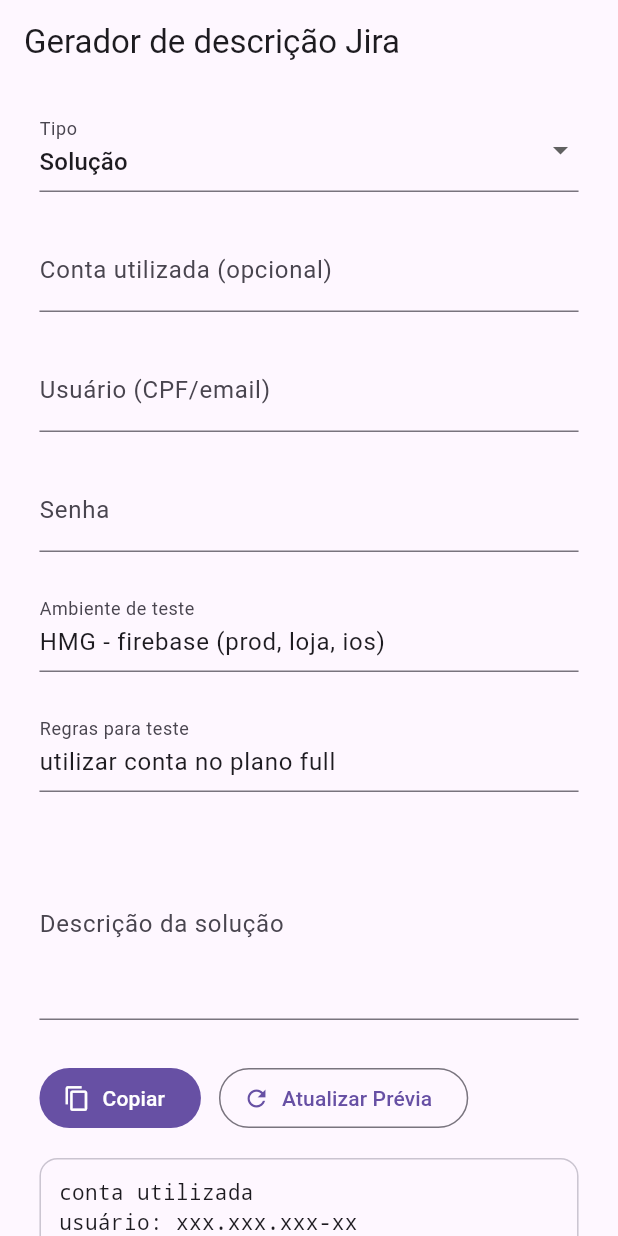
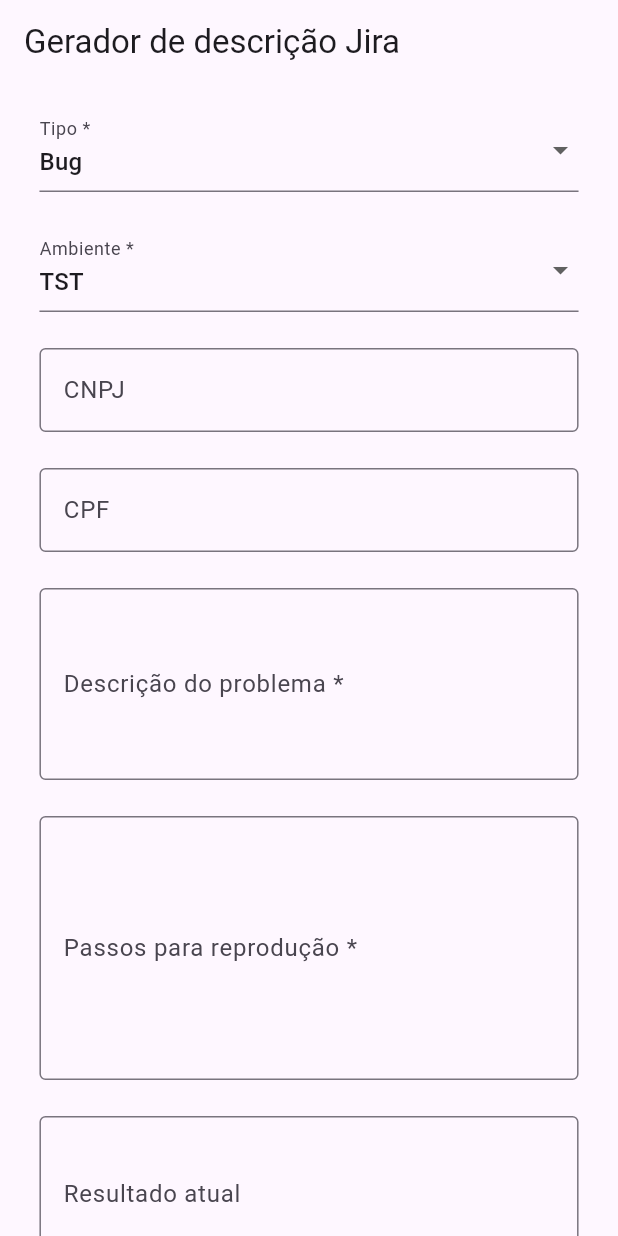
Before and after one commit to crizothdev/jira_description_helper, a Flutter app: the screen it shows after launch, on a phone screen of 412 x 824 dp. Run offline on Flutter 3.47's test engine with Material 3 defaults, Android fonts, the phone set to English and light mode, and no system bars.

Commit message:
feat: atualização do app

```diff
--- a/lib/main.dart
+++ b/lib/main.dart
@@ -19,6 +19,8 @@
   }
 }
 
+enum EntryType { bug, solution }
+
 class JiraFormPage extends StatefulWidget {
   const JiraFormPage({super.key});
 
@@ -26,69 +28,159 @@
   State<JiraFormPage> createState() => _JiraFormPageState();
 }
 
-enum Tipo { problema, solucao }
+class _JiraFormPageState extends State<JiraFormPage> {
+  // Estado do dropdown Tipo e Ambiente
+  EntryType _tipo = EntryType.bug;
+  String _ambiente = 'TST'; // dropdown: TST, HMG, PROD, DEV
 
-class _JiraFormPageState extends State<JiraFormPage> {
-  final _contaUtilizada = TextEditingController();
-  final _usuario = TextEditingController();
-  final _senha = TextEditingController();
-  final _ambienteTeste =
-      TextEditingController(text: 'HMG - firebase (prod, loja, ios)');
-  final _regrasTeste =
-      TextEditingController(text: 'utilizar conta no plano full');
-  final _descricao = TextEditingController(); // descrição do problema/solução
-  Tipo _tipo = Tipo.solucao;
+  // Demais campos
+  final _cnpj = TextEditingController();
+  final _cpf = TextEditingController();
+  final _descricao =
+      TextEditingController(); // (bug: problema) (solution: alterações)
+  final _passos = TextEditingController(); // lista 1 por linha
+  final _resultadoAtual = TextEditingController(); // só bug
+  final _resultadoEsperado = TextEditingController(); // só bug
 
-  String get _saida {
-    final tipoStr = _tipo == Tipo.solucao ? 'solução' : 'problema';
-    final bloco = _tipo == Tipo.solucao
-        ? 'ex de solução: ${_descricao.text.trim()}'
-        : 'ex de problema: ${_descricao.text.trim()}';
-    final usuario = _usuario.text.trim();
-    final senha = _senha.text.trim();
-    final conta = _contaUtilizada.text.trim();
-    final ambiente = _ambienteTeste.text.trim();
-    final regras = _regrasTeste.text.trim();
+  @override
+  void dispose() {
+    _cnpj.dispose();
+    _cpf.dispose();
+    _descricao.dispose();
+    _passos.dispose();
+    _resultadoAtual.dispose();
+    _resultadoEsperado.dispose();
+    super.dispose();
+  }
 
-    return '''
-conta utilizada
-usuário: ${usuario.isEmpty ? 'xxx.xxx.xxx-xx' : usuario}
-senha: ${senha.isEmpty ? 'xxxxxxxx' : senha}
+  // --- Utils ---
+  String _t(String s) => s.trim();
+  List<String> _lines(String raw) => raw
+      .split('\n')
+      .map((e) => e.trim())
+      .where((e) => e.isNotEmpty)
+      .toList(growable: false);
 
-ambiente de teste:
-${ambiente.isEmpty ? 'HMG - firebase (prod, loja, ios)' : ambiente}
+  // Campos obrigatórios por tipo
+  bool get _isAmbienteRequired => true;
+  bool get _isDescricaoRequired => true;
+  bool get _isPassosRequired => true;
+  bool get _isResultadoAtualRequired => false;
+  bool get _isResultadoEsperadoRequired => _tipo == EntryType.bug;
 
-regras para teste:
-${regras.isEmpty ? 'utilizar conta no plano full' : regras}
+  // Títulos dinâmicos
+  String get _tituloDescricao => _tipo == EntryType.bug
+      ? 'Descrição do problema'
+      : 'Descrição das alterações';
+  String get _tituloPassos => 'Passos para reprodução';
+  String get _tituloResultadoAtual => 'Resultado atual';
+  String get _tituloResultadoEsperado => 'Resultado esperado';
 
-$tipoStr:
-$bloco
-''';
+  // Placeholders para prévia/esqueleto
+  String _placeholderCampo(String label) => '_(preencher $label)_';
+
+  // Quais obrigatórios faltam?
+  List<String> _missingRequired() {
+    final missing = <String>[];
+    if (_isAmbienteRequired && _ambiente.isEmpty) missing.add('Ambiente');
+    if (_isDescricaoRequired && _t(_descricao.text).isEmpty) {
+      missing.add(_tipo == EntryType.bug
+          ? 'Descrição do problema'
+          : 'Descrição das alterações');
+    }
+    if (_isPassosRequired && _lines(_passos.text).isEmpty) {
+      missing.add('Passos para reprodução');
+    }
+    if (_isResultadoAtualRequired && _t(_resultadoAtual.text).isEmpty) {
+      missing.add('Resultado atual');
+    }
+    if (_isResultadoEsperadoRequired && _t(_resultadoEsperado.text).isEmpty) {
+      missing.add('Resultado esperado');
+    }
+    return missing;
+  }
+
+  // Render de Markdown com placeholders para obrigatórios vazios (prévia/esqueleto)
+  String _renderMarkdown() {
+    final b = StringBuffer();
+
+    // Ambiente (sempre aparece; se vazio, mostra placeholder)
+    b.writeln(
+        '**Ambiente:** ${_ambiente.isNotEmpty ? _ambiente : _placeholderCampo('Ambiente')}');
+    b.writeln();
+
+    // Conta de teste (só aparece se tiver pelo menos um valor)
+    final cnpj = _t(_cnpj.text);
+    final cpf = _t(_cpf.text);
+    if (cnpj.isNotEmpty || cpf.isNotEmpty) {
+      b.writeln('**Conta de teste:**\n');
+      if (cnpj.isNotEmpty) b.writeln('- **CNPJ:** $cnpj');
+      if (cpf.isNotEmpty) b.writeln('- **CPF:** $cpf');
+      b.writeln();
+    }
+
+    // Descrição (sempre obrigatória para ambos os tipos)
+    final desc = _t(_descricao.text);
+    b.writeln('**${_tituloDescricao}:**');
+    b.writeln(desc.isNotEmpty ? desc : _placeholderCampo(_tituloDescricao));
+    b.writeln();
+
+    // Passos (sempre obrigatório para ambos os tipos)
+    final passos = _lines(_passos.text);
+    b.writeln('**$_tituloPassos:**');
+    if (passos.isEmpty) {
+      b.writeln('1. ${_placeholderCampo('Passo 1')}');
+    } else {
+      for (var i = 0; i < passos.length; i++) {
+        b.writeln('${i + 1}. ${passos[i]}');
+      }
+    }
+    b.writeln();
+
+    if (_tipo == EntryType.bug) {
+      // Resultado atual
+      final atual = _t(_resultadoAtual.text);
+      b.writeln('**$_tituloResultadoAtual:**');
+      b.writeln(atual.isNotEmpty ? atual : '');
+      b.writeln();
+
+      // Resultado esperado
+      final esperado = _t(_resultadoEsperado.text);
+      b.writeln('**$_tituloResultadoEsperado:**');
+      b.writeln(esperado.isNotEmpty
+          ? esperado
+          : _placeholderCampo(_tituloResultadoEsperado));
+      b.writeln();
+    }
+
+    return b.toString();
   }
 
   Future<void> _copiar() async {
-    await Clipboard.setData(ClipboardData(text: _saida));
-    if (!mounted) return;
-    ScaffoldMessenger.of(context).showSnackBar(
-      const SnackBar(content: Text('Texto copiado!')),
-    );
-  }
-
-  @override
-  void dispose() {
-    _contaUtilizada.dispose();
-    _usuario.dispose();
-    _senha.dispose();
-    _ambienteTeste.dispose();
-    _regrasTeste.dispose();
-    _descricao.dispose();
-    super.dispose();
+    final missing = _missingRequired();
+    if (missing.isNotEmpty) {
+      if (mounted) {
+        ScaffoldMessenger.of(context).showSnackBar(
+          SnackBar(
+              content: Text('Preencha os obrigatórios: ${missing.join(', ')}')),
+        );
+      }
+      return;
+    }
+    final text = _renderMarkdown().trimRight();
+    await Clipboard.setData(ClipboardData(text: text));
+    if (mounted) {
+      ScaffoldMessenger.of(context).showSnackBar(
+        const SnackBar(content: Text('Texto copiado (Markdown).')),
+      );
+    }
   }
 
   @override
   Widget build(BuildContext context) {
     final w = MediaQuery.of(context).size.width;
     final max = w > 900 ? 900.0 : w * 0.95;
+    final missing = _missingRequired();
 
     return Scaffold(
       appBar: AppBar(title: const Text('Gerador de descrição Jira')),
@@ -101,101 +193,146 @@
               Wrap(
                 spacing: 12,
                 runSpacing: 12,
+                alignment: WrapAlignment.start,
+                crossAxisAlignment:
+                    WrapCrossAlignment.start, // mantém tudo alinhado no topo
                 children: [
+                  // Tipo
                   _box(
-                    child: DropdownButtonFormField<Tipo>(
+                    child: DropdownButtonFormField<EntryType>(
                       value: _tipo,
-                      decoration: const InputDecoration(labelText: 'Tipo'),
+                      decoration: const InputDecoration(labelText: 'Tipo *'),
                       items: const [
                         DropdownMenuItem(
-                            value: Tipo.problema, child: Text('Problema')),
+                            value: EntryType.bug, child: Text('Bug')),
                         DropdownMenuItem(
-                            value: Tipo.solucao, child: Text('Solução')),
+                            value: EntryType.solution, child: Text('Solução')),
                       ],
                       onChanged: (v) =>
-                          setState(() => _tipo = v ?? Tipo.solucao),
+                          setState(() => _tipo = v ?? EntryType.bug),
                     ),
                   ),
+                  // Ambiente
+                  _box(
+                    child: DropdownButtonFormField<String>(
+                      value: _ambiente,
+                      decoration:
+                          const InputDecoration(labelText: 'Ambiente *'),
+                      items: const [
+                        DropdownMenuItem(value: 'TST', child: Text('TST')),
+                        DropdownMenuItem(value: 'HMG', child: Text('HMG')),
+                        DropdownMenuItem(value: 'PROD', child: Text('PROD')),
+                        DropdownMenuItem(value: 'DEV', child: Text('DEV')),
+                      ],
+                      onChanged: (v) => setState(() => _ambiente = v ?? 'TST'),
+                    ),
+                  ),
+                  // CNPJ (opcional)
                   _box(
                     child: TextField(
-                      controller: _contaUtilizada,
+                      controller: _cnpj,
+                      onChanged: (_) => setState(() {}),
                       decoration: const InputDecoration(
-                        labelText: 'Conta utilizada (opcional)',
-                        hintText: 'Ex: plano full / conta XYZ',
+                        labelText: 'CNPJ',
+                        hintText: 'Ex.: 91.821.122/0001-02',
+                        border: OutlineInputBorder(),
                       ),
                     ),
                   ),
+                  // CPF (opcional)
                   _box(
                     child: TextField(
-                      controller: _usuario,
+                      controller: _cpf,
+                      onChanged: (_) => setState(() {}),
                       decoration: const InputDecoration(
-                        labelText: 'Usuário (CPF/email)',
-                        hintText: 'xxx.xxx.xxx-xx',
+                        labelText: 'CPF',
+                        hintText: 'Ex.: 003.436.790-00',
+                        border: OutlineInputBorder(),
                       ),
                     ),
                   ),
-                  _box(
-                    child: TextField(
-                      controller: _senha,
-                      decoration: const InputDecoration(
-                        labelText: 'Senha',
-                        hintText: '********',
-                      ),
-                      obscureText: true,
-                    ),
-                  ),
-                  _box(
-                    child: TextField(
-                      controller: _ambienteTeste,
-                      decoration: const InputDecoration(
-                        labelText: 'Ambiente de teste',
-                        hintText: 'HMG - firebase (prod, loja, ios)',
-                      ),
-                    ),
-                  ),
-                  _box(
-                    child: TextField(
-                      controller: _regrasTeste,
-                      decoration: const InputDecoration(
-                        labelText: 'Regras para teste',
-                        hintText: 'utilizar conta no plano full',
-                      ),
-                    ),
-                  ),
+                  // Descrição (obrigatório)
                   _box(
                     child: TextField(
                       controller: _descricao,
                       maxLines: 4,
+                      onChanged: (_) => setState(() {}),
                       decoration: InputDecoration(
-                        labelText: _tipo == Tipo.solucao
-                            ? 'Descrição da solução'
-                            : 'Descrição do problema',
-                        hintText: _tipo == Tipo.solucao
-                            ? 'Ex: corrigido problema no textfield'
-                            : 'Ex: textfield não permite usar números',
+                        labelText: '${_tituloDescricao} *',
+                        hintText: _tipo == EntryType.bug
+                            ? 'Explique o problema observado de forma objetiva.'
+                            : 'Descreva as alterações implementadas.',
+                        border: const OutlineInputBorder(),
                       ),
                     ),
                   ),
+                  // Passos (obrigatório)
+                  _box(
+                    child: TextField(
+                      controller: _passos,
+                      maxLines: 6,
+                      onChanged: (_) => setState(() {}),
+                      decoration: const InputDecoration(
+                        labelText: 'Passos para reprodução *',
+                        hintText:
+                            'Um passo por linha.\nEx.: Criar cobrança recorrente via boleto...',
+                        border: OutlineInputBorder(),
+                      ),
+                    ),
+                  ),
+                  // Resultado atual e esperado (apenas para Bug)
+                  if (_tipo == EntryType.bug)
+                    _box(
+                      child: TextField(
+                        controller: _resultadoAtual,
+                        maxLines: 3,
+                        onChanged: (_) => setState(() {}),
+                        decoration: const InputDecoration(
+                          labelText: 'Resultado atual',
+                          hintText:
+                              'Ex.: Status exibido: “Desabilitado por cartão expirado”.',
+                          border: OutlineInputBorder(),
+                        ),
+                      ),
+                    ),
+                  if (_tipo == EntryType.bug)
+                    _box(
+                      child: TextField(
+                        controller: _resultadoEsperado,
+                        maxLines: 3,
+                        onChanged: (_) => setState(() {}),
+                        decoration: const InputDecoration(
+                          labelText: 'Resultado esperado *',
+                          hintText:
+                              'Ex.: Status exibido: “Cancelado” (ou equivalente).',
+                          border: OutlineInputBorder(),
+                        ),
+                      ),
+                    ),
                 ],
               ),
               const SizedBox(height: 16),
               Row(
                 children: [
                   FilledButton.icon(
-                    onPressed: _copiar,
+                    onPressed: missing.isEmpty ? _copiar : null,
                     icon: const Icon(Icons.copy),
-                    label: const Text('Copiar'),
+                    label: const Text('Copiar (Markdown)'),
                   ),
                   const SizedBox(width: 12),
-                  OutlinedButton.icon(
-                    onPressed: () => setState(() {}),
-                    icon: const Icon(Icons.refresh),
-                    label: const Text('Atualizar Prévia'),
-                  ),
+                  if (missing.isNotEmpty)
+                    Flexible(
+                      child: Text(
+                        'Preencha: ${missing.join(', ')}',
+                        style: TextStyle(
+                          color: Theme.of(context).colorScheme.error,
+                        ),
+                      ),
+                    ),
                 ],
               ),
               const SizedBox(height: 16),
-              _previewBox(_saida),
+              _previewBox(_renderMarkdown()),
             ],
           ),
         ),
```
Also changed, not shown: 2 other files.
